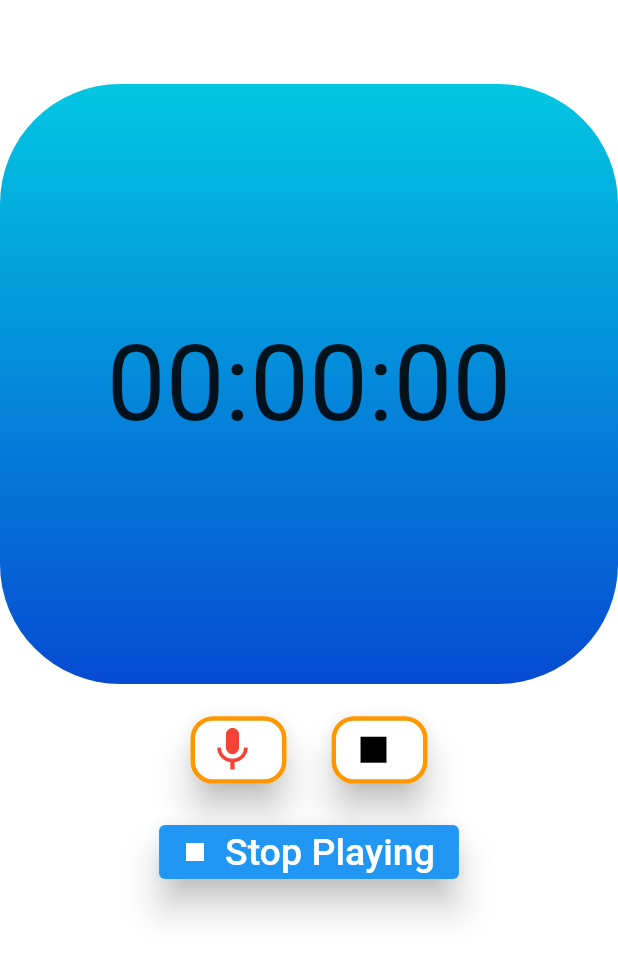
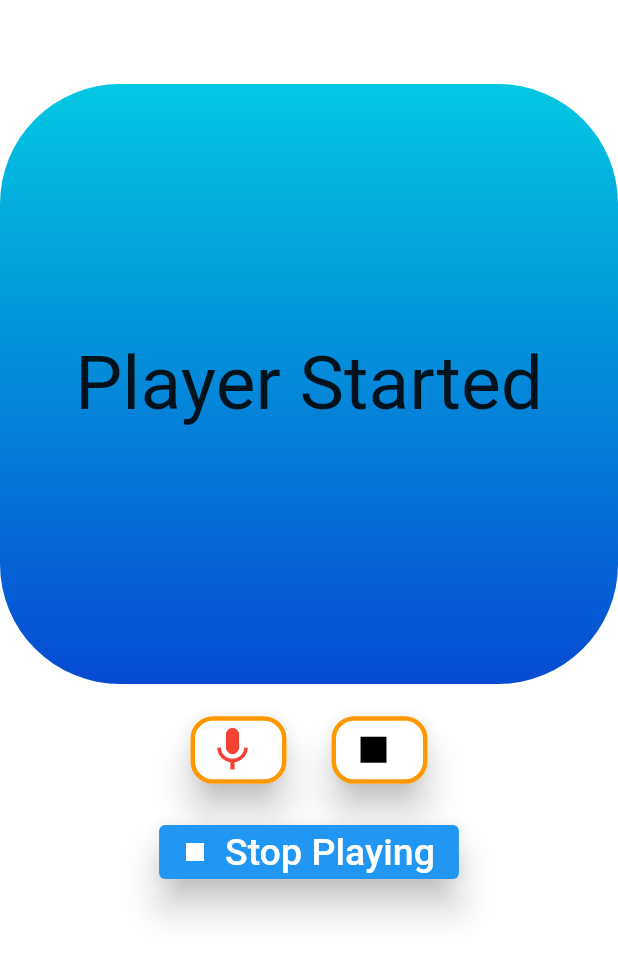
Before and after one commit to ibrahim-cse/audio_recorder, a Flutter app: the screen it shows after launch, after a tap on "Start Playing", on a phone screen of 412 x 824 dp. Shown: the top 958 px of the screen. Run offline on Flutter 3.47's test engine with Material 2 defaults, Android fonts, the phone set to English and light mode, and no system bars; our stand-ins replace assets_audio_player, permission_handler; missing offline and left inert: flutter_sound.

Commit message:
Updated UI

```diff
--- a/lib/main.dart
+++ b/lib/main.dart
@@ -41,7 +41,7 @@ class _MyHomePageState extends State<MyHomePage> {
   final audioPlayer = AssetsAudioPlayer();
   String filePath;
   bool _play = false;
-  String _recorderTxt = '00:00:00';
+  String _recorderTxt = 'Voice Recorder';
 
   @override
   void initState() {
@@ -100,7 +100,7 @@ class _MyHomePageState extends State<MyHomePage> {
                 child: Center(
                   child: Text(
                     _recorderTxt,
-                    style: TextStyle(fontSize: 70),
+                    style: TextStyle(fontSize: 50),
                   ),
                 ),
               ),
@@ -128,27 +128,6 @@ class _MyHomePageState extends State<MyHomePage> {
               SizedBox(
                 height: 20,
               ),
-              // Row(
-              //   mainAxisAlignment: MainAxisAlignment.center,
-              //   children: <Widget>[
-              //     buildElevatedButton(
-              //       icon: Icons.play_arrow,
-              //       iconColor: Colors.black,
-              //       f: startPlaying,
-              //     ),
-              //     SizedBox(
-              //       width: 30,
-              //     ),
-              //     buildElevatedButton(
-              //       icon: Icons.stop,
-              //       iconColor: Colors.black,
-              //       f: stopPlaying,
-              //     ),
-              //   ],
-              // ),
-              // SizedBox(
-              //   height: 20,
-              // ),
               ElevatedButton.icon(
                 style: ElevatedButton.styleFrom(
                   elevation: 10.0,
@@ -241,6 +220,7 @@ class _MyHomePageState extends State<MyHomePage> {
   }
 
   Future<void> startPlaying() async {
+    _recorderTxt = 'Player Started';
     audioPlayer.open(
       Audio.file(filePath),
       autoStart: true,
@@ -249,6 +229,7 @@ class _MyHomePageState extends State<MyHomePage> {
   }
 
   Future<void> stopPlaying() async {
+    _recorderTxt = 'Player Stopped';
     audioPlayer.stop();
   }
 }
```
